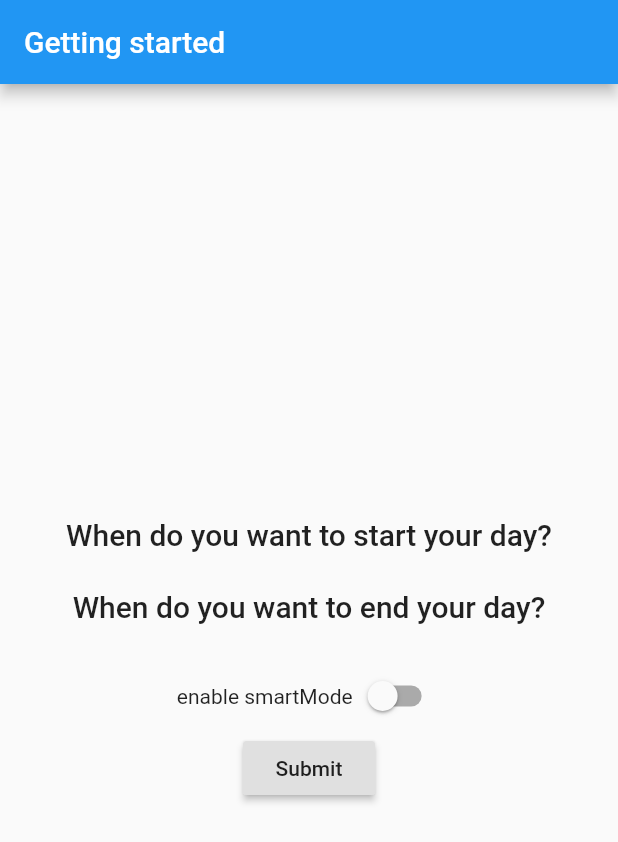
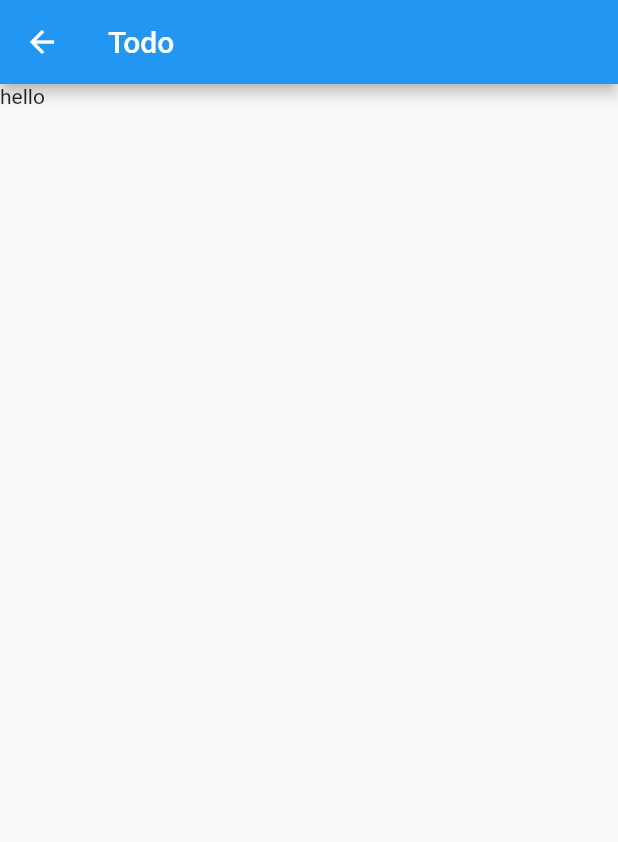
Before and after one commit to katisari/scheduler, a Flutter app: the screen it shows after launch, after a tap on "Submit", on a phone screen of 412 x 824 dp. Shown: the top 842 px of the screen. Run offline on Flutter 3.47's test engine with Material 2 defaults, Android fonts, the light colour scheme and no system bars.

Commit message:
NEW PAGE

```diff
--- a/lib/main.dart
+++ b/lib/main.dart
@@ -1,9 +1,12 @@
 import 'package:flutter/material.dart';
 import 'package:scheduler/screens/survey_screen.dart';
+import 'package:scheduler/screens/todo_screen.dart';
 
 void main() {
   runApp(MyApp());
 }
+
+
 
 class MyApp extends StatelessWidget {
   // This widget is the root of your application.
@@ -17,6 +20,7 @@ class MyApp extends StatelessWidget {
       ),
       routes: {
         '/': (ctx) => SurveyScreen(),
+        TodoScreen.routeName: (context) => TodoScreen(),
       },
     );
   }
--- a/lib/screens/survey_screen.dart
+++ b/lib/screens/survey_screen.dart
@@ -1,4 +1,5 @@
 import 'package:flutter/material.dart';
+import 'package:scheduler/screens/todo_screen.dart';
 // import 'package:flutter_datetime_picker/flutter_datetime_picker.dart';
 
 class SurveyScreen extends StatelessWidget {
@@ -12,7 +13,8 @@ class SurveyScreen extends StatelessWidget {
         body: Container(
           child: InitialForm(),
         ),
-    ));
+      ),
+    );
   }
 }
 
@@ -58,27 +60,25 @@ class _InitialForm extends State<InitialForm> {
             onPressed: () {
               selectTime(context, true);
               print(_startTime);
-              // setState(() {
-              //   showBegin = beginText + _startTime.format(context);
-              // });
             },
             child: Text(
               showBegin,
               style: TextStyle(fontSize: 20.0),
             ),
           ),
+          SizedBox(
+            height: 20.0,
+          ),
           FlatButton(
             onPressed: () {
               selectTime(context, false);
-              // setState(() {
-              //   showEnd = endText + _endTime.format(context);
-              // });
             },
             child: Text(
               showEnd,
               style: TextStyle(fontSize: 20.0),
             ),
           ),
+          SizedBox(height: 20.0),
           Row(
             mainAxisAlignment: MainAxisAlignment.center,
             children: [
@@ -96,7 +96,12 @@ class _InitialForm extends State<InitialForm> {
             ],
           ),
           RaisedButton(
-            onPressed: () {},
+            onPressed: () {
+              Navigator.of(context).push(MaterialPageRoute<Null> (builder: (BuildContext) {
+                return new TodoScreen();
+              }));
+              // Navigator.of(context).pushNamed(TodoScreen.routeName);
+            },
             child: Text('Submit'),
           ),
         ],
--- /dev/null
+++ b/lib/screens/todo_screen.dart
@@ -0,0 +1,22 @@
+import 'package:flutter/material.dart';
+
+class TodoScreen extends StatelessWidget {
+  static const routeName = '/todo';
+  // final String categoryID;
+  // final String categoryTitle;
+
+  // CategoryMealsScreen(this.categoryID, this.categoryTitle);
+  @override
+  Widget build(BuildContext context) {
+    return Scaffold(
+      appBar: AppBar(
+        title: Text('Todo'),
+      ),
+      body: ListView(
+        children: [
+          Text('hello'),
+        ],
+      ),
+    );
+  }
+}
```
Lines whose indentation alone changed are shown as unchanged.
